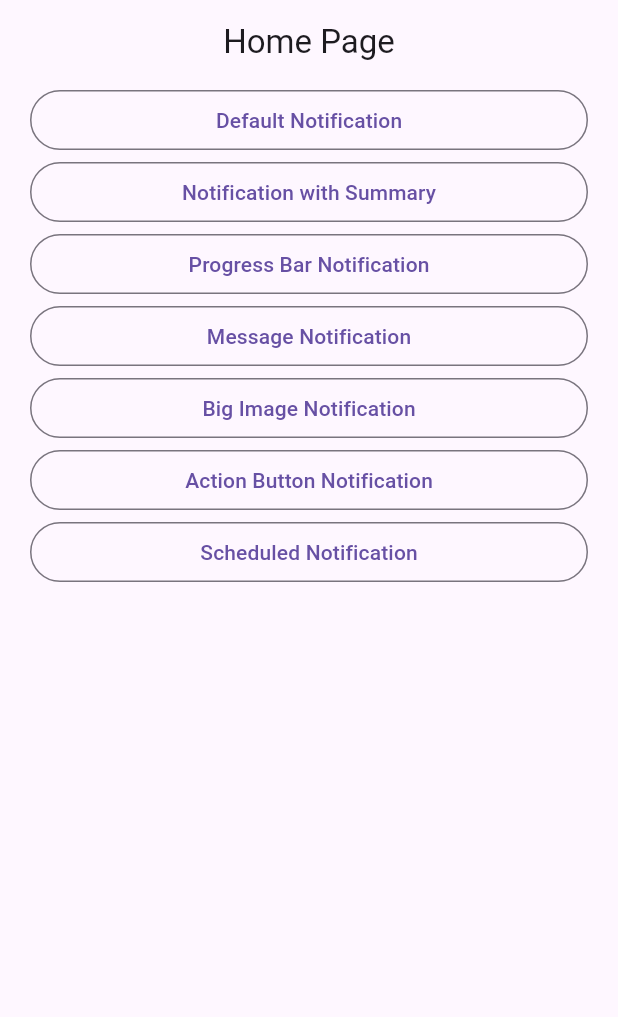
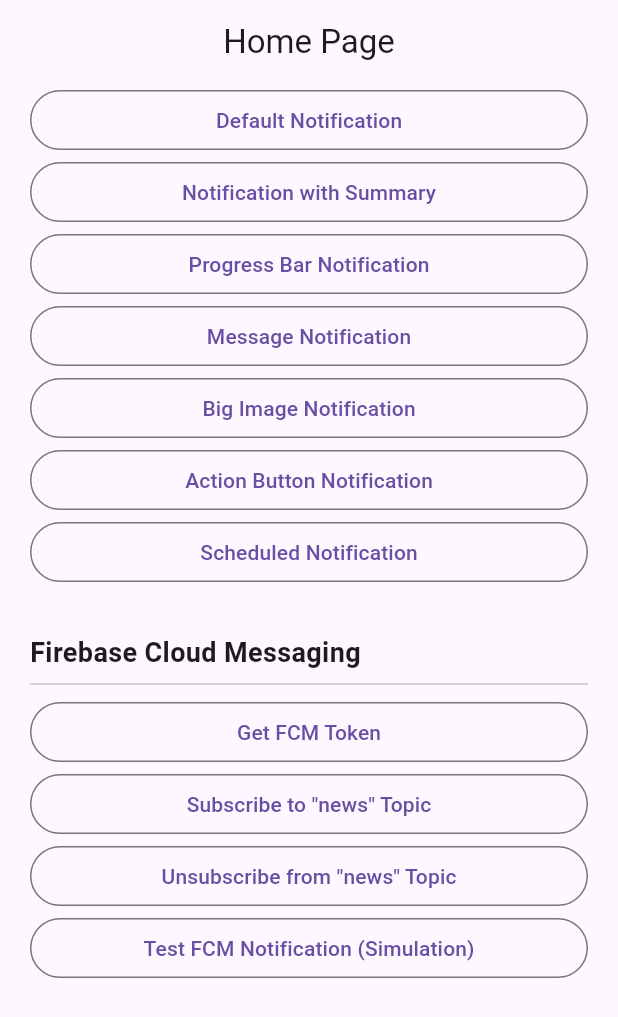
Before and after one commit to javakanaya/notifications, a Flutter app: the screen it shows after launch, on a phone screen of 412 x 824 dp. Shown: the top 1017 px of the screen. Run offline on Flutter 3.47's test engine with Material 3 defaults, Android fonts, the phone set to English and light mode, and no system bars; our stand-ins replace awesome_notifications, firebase_core; missing offline and left inert: awesome_notifications_fcm; accounts and stored records are empty.

Commit message:
feat: add push notificatons with awesome notifications fcm

```diff
--- a/lib/main.dart
+++ b/lib/main.dart
@@ -1,11 +1,17 @@
 import 'package:flutter/material.dart';
 import 'package:notifications/screens/home_screen.dart';
 import 'package:notifications/screens/second_screen.dart';
+import 'package:notifications/services/fcm_service.dart';
 import 'package:notifications/services/notification_service.dart';
 
 void main() async {
   WidgetsFlutterBinding.ensureInitialized();
+
+  // Initialize local notifications
   await NotificationService.initializeNotification();
+
+  // initialize FCM
+  await FcmService.initializeFCM();
 
   runApp(const MyApp());
 }
--- a/lib/screens/home_screen.dart
+++ b/lib/screens/home_screen.dart
@@ -1,5 +1,6 @@
 import 'package:awesome_notifications/awesome_notifications.dart';
 import 'package:flutter/material.dart';
+import 'package:notifications/services/fcm_service.dart';
 import 'package:notifications/services/notification_service.dart';
 
 class HomeScreen extends StatelessWidget {
@@ -130,6 +131,79 @@ class HomeScreen extends StatelessWidget {
             },
             child: const Text('Scheduled Notification'),
           ),
+
+          const SizedBox(height: 30),
+          const Text(
+            'Firebase Cloud Messaging',
+            style: TextStyle(fontSize: 18, fontWeight: FontWeight.bold),
+          ),
+          const Divider(),
+
+          // GET FCM TOKEN
+          OutlinedButton(
+            onPressed: () async {
+              final token = await FcmService.requestFCMToken();
+              ScaffoldMessenger.of(context).showSnackBar(
+                SnackBar(
+                  content: Text('FCM Token: ${token.substring(0, 20)}...'),
+                  action: SnackBarAction(
+                    label: 'Copy',
+                    onPressed: () {
+                      // Copy to clipboard functionality could be added here
+                    },
+                  ),
+                ),
+              );
+            },
+            child: const Text('Get FCM Token'),
+          ),
+
+          // SUBSCRIBE TO TOPIC
+          OutlinedButton(
+            onPressed: () async {
+              final result = await FcmService.subscribeTopic('news');
+              ScaffoldMessenger.of(context).showSnackBar(
+                SnackBar(
+                  content: Text(
+                    result
+                        ? 'Successfully subscribed to "news" topic'
+                        : 'Failed to subscribe to topic',
+                  ),
+                ),
+              );
+            },
+            child: const Text('Subscribe to "news" Topic'),
+          ),
+
+          // UNSUBSCRIBE FROM TOPIC
+          OutlinedButton(
+            onPressed: () async {
+              final result = await FcmService.unsubscribeTopic('news');
+              ScaffoldMessenger.of(context).showSnackBar(
+                SnackBar(
+                  content: Text(
+                    result
+                        ? 'Successfully unsubscribed from "news" topic'
+                        : 'Failed to unsubscribe from topic',
+                  ),
+                ),
+              );
+            },
+            child: const Text('Unsubscribe from "news" Topic'),
+          ),
+
+          // SIMULATE FCM NOTIFICATION (JUST FOR TESTING)
+          OutlinedButton(
+            onPressed: () async {
+              await FcmService.processRemoteMessage(
+                title: 'Test FCM Notification',
+                body: 'This simulates a notification from Firebase',
+                image: 'https://picsum.photos/300/200',
+                payload: {'navigate': 'true'},
+              );
+            },
+            child: const Text('Test FCM Notification (Simulation)'),
+          ),
         ],
       ),
     );
--- /dev/null
+++ b/lib/services/fcm_service.dart
@@ -0,0 +1,116 @@
+import 'package:awesome_notifications/awesome_notifications.dart';
+import 'package:awesome_notifications_fcm/awesome_notifications_fcm.dart';
+import 'package:firebase_core/firebase_core.dart';
+import 'package:flutter/material.dart';
+import 'package:notifications/services/notification_service.dart';
+
+class FcmService {
+  static final AwesomeNotificationsFcm _fcmPlugin = AwesomeNotificationsFcm();
+
+  static Future<void> initializeFCM() async {
+    // initialize Firebase
+    await Firebase.initializeApp();
+
+    // initialize FCM
+    await _fcmPlugin.initialize(
+      onFcmSilentDataHandle: _onFcmSilentDataHandle,
+      onFcmTokenHandle: _onFcmTokenHandle,
+      onNativeTokenHandle: _onNativeTokenHandle,
+      debug: true,
+    );
+
+    // get FCM Token
+    await requestFCMToken();
+  }
+
+  // Request FCM token for this device
+  static Future<String> requestFCMToken() async {
+    try {
+      String token = await _fcmPlugin.requestFirebaseAppToken();
+      debugPrint('FCM token: $token');
+      return token;
+    } catch (error) {
+      debugPrint('Error getting FCM token: $error');
+      return '';
+    }
+  }
+
+  // Subscribe to a specific topic
+  static Future<bool> subscribeTopic(String topic) async {
+    try {
+      await _fcmPlugin.subscribeToTopic(topic);
+      debugPrint('Subscribed to topic: $topic');
+      return true;
+    } catch (error) {
+      debugPrint('Error subscribing to topic: $error');
+      return false;
+    }
+  }
+
+  // Unsubscribe from a specific topic
+  static Future<bool> unsubscribeTopic(String topic) async {
+    try {
+      await _fcmPlugin.unsubscribeToTopic(topic);
+      debugPrint('Unsubscribed from topic: $topic');
+      return true;
+    } catch (error) {
+      debugPrint('Error unsubscribing from topic: $error');
+      return false;
+    }
+  }
+
+  // Handlers
+  // This method is called when a silent data message is received
+  static Future<void> _onFcmSilentDataHandle(FcmSilentData silentData) async {
+    debugPrint('FCM silent data received:');
+    debugPrint('${silentData.data}');
+
+    // You can handle background tasks here when a silent notification is received
+    // For example, sync data or perform other background work
+
+    if (silentData.createdLifeCycle == NotificationLifeCycle.Foreground) {
+      debugPrint('Silent notification received while app is in foreground');
+    } else {
+      debugPrint('Silent notification received while app is in background or terminated');
+    }
+  }
+
+  // This method is called when a new FCM token is received
+  static Future<void> _onFcmTokenHandle(String token) async {
+    debugPrint('FCM token received: $token');
+
+    // Here you can send the token to your server
+    // For example:
+    // await apiService.updateFcmToken(token);
+  }
+
+  // This method is called when a new native token is received
+  static Future<void> _onNativeTokenHandle(String token) async {
+    debugPrint('Native token received: $token');
+
+    // For Android, this is the same as the FCM token
+    // For iOS, this is the APNs token
+  }
+
+  // Process a push notification received from FCM
+  static Future<void> processRemoteMessage({
+    required String title,
+    required String body,
+    String? image,
+    Map<String, String>? payload,
+    bool scheduled = false,
+    Duration? interval,
+  }) async {
+    await NotificationService.createNotification(
+      id: DateTime.now().millisecondsSinceEpoch.remainder(100000),
+      title: title,
+      body: body,
+      bigPicture: image,
+      payload: payload,
+      notificationLayout:
+          image != null ? NotificationLayout.BigPicture : NotificationLayout.Default,
+      scheduled: scheduled,
+      interval: interval,
+    );
+  }
+}
```
